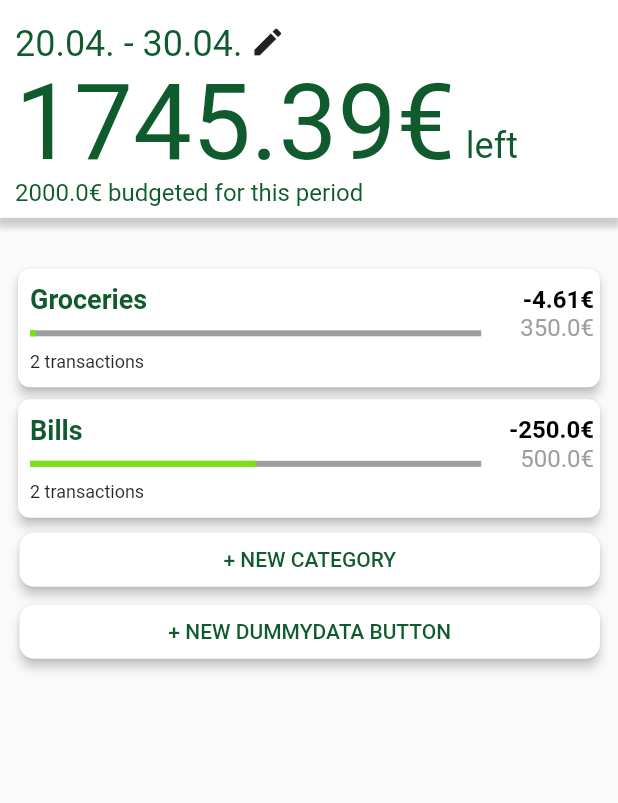
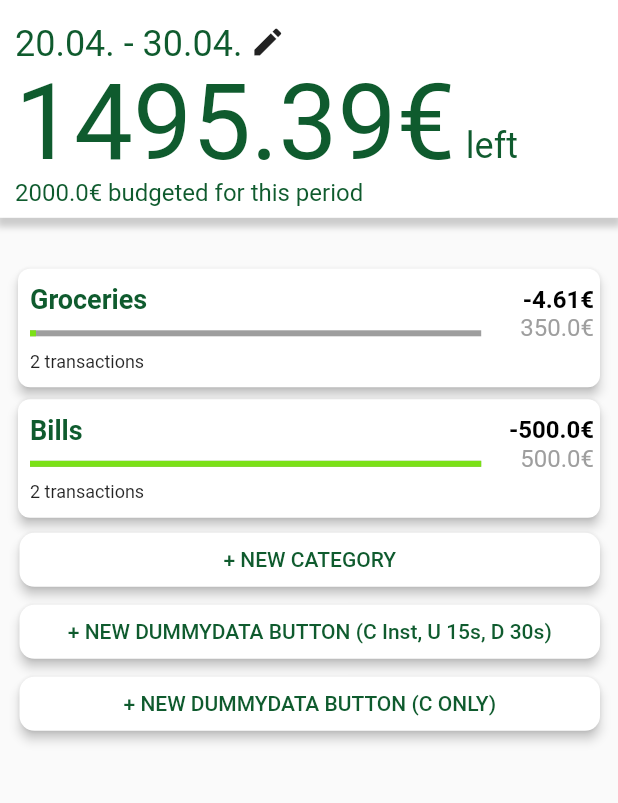
Before and after one commit to Shambambulish/PennyPlanner, a Flutter app: the HomePage screen opened directly, on a phone screen of 412 x 824 dp, the part 147-950 px from its top. Run offline on Flutter 3.47's test engine with Material 2 defaults, Android fonts, the phone set to English and light mode, and no system bars; drawn by our look-alikes of expandable; our stand-ins replace firebase_auth, firebase_core, firebase_database, flutter_local_notifications, google_mobile_ads, google_sign_in and 3 more; accounts and stored records are empty; network calls fail.

Commit message:
More example operations
Create Update and Delete proven to work.

```diff
--- a/pennyplanner/lib/widgets/manage_expenses.dart
+++ b/pennyplanner/lib/widgets/manage_expenses.dart
@@ -23,6 +23,12 @@ class ManageExpenses extends StatefulWidget {
   State<ManageExpenses> createState() => _ManageExpensesState();
 }
 
+final budgetdata = <String, dynamic>{
+  'title': getRandomExpense(),
+  'amount': Random().nextInt(25),
+  'date': DateTime.now().millisecondsSinceEpoch,
+};
+
 // random datan settausta alla älä välitä, poista jos alkaa risomaan
 String getRandomExpense() {
   final expenses = [
@@ -45,11 +51,17 @@ String getRandomExpense() {
 final userid = FirebaseAuth.instance.currentUser!.uid;
 FirebaseDatabase database = FirebaseDatabase.instance;
 DatabaseReference ref = FirebaseDatabase.instance.ref('expenses').child(userid);
+// final dataget =await ref.child(userid + '/budgetdata/').get();
+
+getexpensesfromDB() async {
+  final dataget = await ref.child(userid + '/budgetdata/').get();
+  print(dataget.value);
+  return dataget.value;
+}
 
 class _ManageExpensesState extends State<ManageExpenses> {
   // COMPLETE: Add _bannerAd
   BannerAd? _bannerAd;
-
   //init dummy data
   Budget budget = Budget(
       id: 0,
@@ -84,17 +96,15 @@ class _ManageExpensesState extends State<ManageExpenses> {
             Expense(
               id: 0,
               title: 'Electricity',
-                amount: 50,
-                reoccurring: true,
+              amount: 100.00,
               date: DateTime.now(),
-                dueDate: DateTime(2023, 4, 12)),
+            ),
             Expense(
               id: 1,
               title: 'Car payment',
-                amount: 200,
-                reoccurring: true,
+              amount: 400.00,
               date: DateTime.now(),
-                dueDate: DateTime(2023, 5, 2)),
+            ),
           ],
         ),
       ]);
@@ -439,12 +449,20 @@ class _ManageExpensesState extends State<ManageExpenses> {
                   width: double.infinity,
                   child: ElevatedButton(
                     onPressed: () {
-                      final budgetdata = <String, dynamic>{
-                        'title': getRandomExpense(),
-                        'amount': Random().nextInt(25),
-                        'date': DateTime.now().millisecondsSinceEpoch,
-                      };
-                      firebase.child(userid + '/budgetdata/').push().set(budgetdata);
+                       final newPostKey = FirebaseDatabase.instance.ref().child(userid + '/budgetdata/').push().key;
+                       firebase.child(userid + '/budgetdata/' + newPostKey!).set(budgetdata); // set randomized data
+                       Future.delayed(const Duration(seconds: 15), () {
+                         firebase.child(userid + '/budgetdata/' + newPostKey).update({"amount": 5192}); // update set data 15 seconds after, using future.delayed
+                       });
+
+                       Future.delayed(const Duration(seconds: 30), () {
+                          // firebase.child(userid + '/budgetdata/' + newPostKey).remove(); // remove set data 30 seconds after, using future.delayed
+                       });
+
+                       Future.delayed(const Duration(seconds: 45), () {
+                        final testprint = firebase.child(userid + '/budgetdata/' + newPostKey).get(); // get data 45 seconds after, using future.delayed
+                        debugPrint(testprint as String);
+                       });
                     },
                     style: ElevatedButton.styleFrom(
                         shape: RoundedRectangleBorder(
@@ -452,7 +470,24 @@ class _ManageExpensesState extends State<ManageExpenses> {
                         elevation: 3,
                         backgroundColor: Colors.white,
                         foregroundColor: const Color(0xff0F5B2E)),
-                    child: const Text("+ NEW DUMMYDATA BUTTON"),
+                    child: const Text("+ NEW DUMMYDATA BUTTON (C Inst, U 15s, D 30s)"),
+                  ),
+                ),
+                Container(
+                  padding: const EdgeInsets.fromLTRB(5, 0, 4, 0),
+                  width: double.infinity,
+                  child: ElevatedButton(
+                    onPressed: () {
+                      final newPostKey = FirebaseDatabase.instance.ref().child(userid + '/budgetdata/').push().key;
+                      firebase.child(userid + '/budgetdata/' + newPostKey!).set(budgetdata); // set randomized data
+                    },
+                    style: ElevatedButton.styleFrom(
+                        shape: RoundedRectangleBorder(
+                            borderRadius: BorderRadius.circular(10)),
+                        elevation: 3,
+                        backgroundColor: Colors.white,
+                        foregroundColor: const Color(0xff0F5B2E)),
+                    child: const Text("+ NEW DUMMYDATA BUTTON (C ONLY)"),
                   ),
                 )
               ]),
```
Lines whose indentation alone changed are shown as unchanged.
